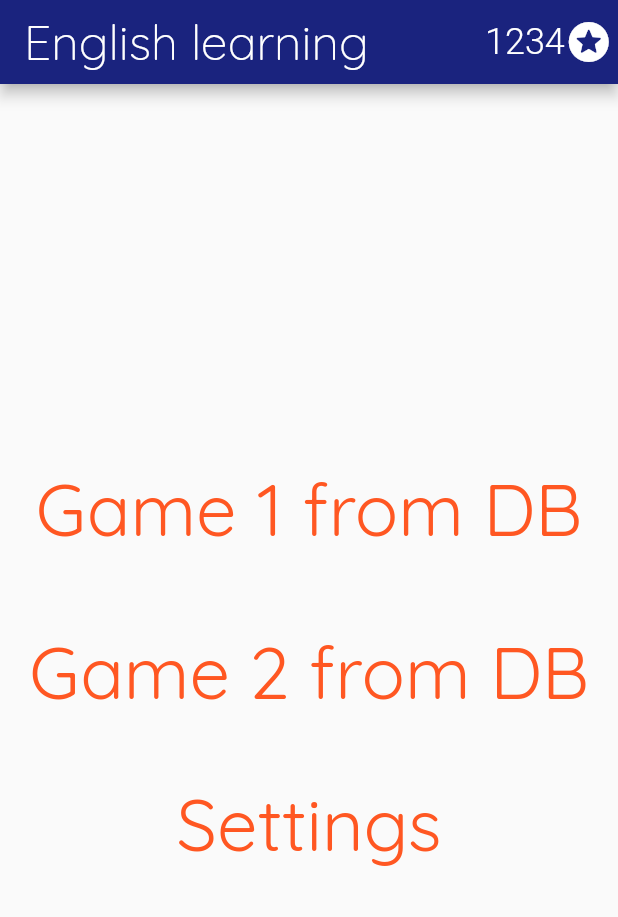
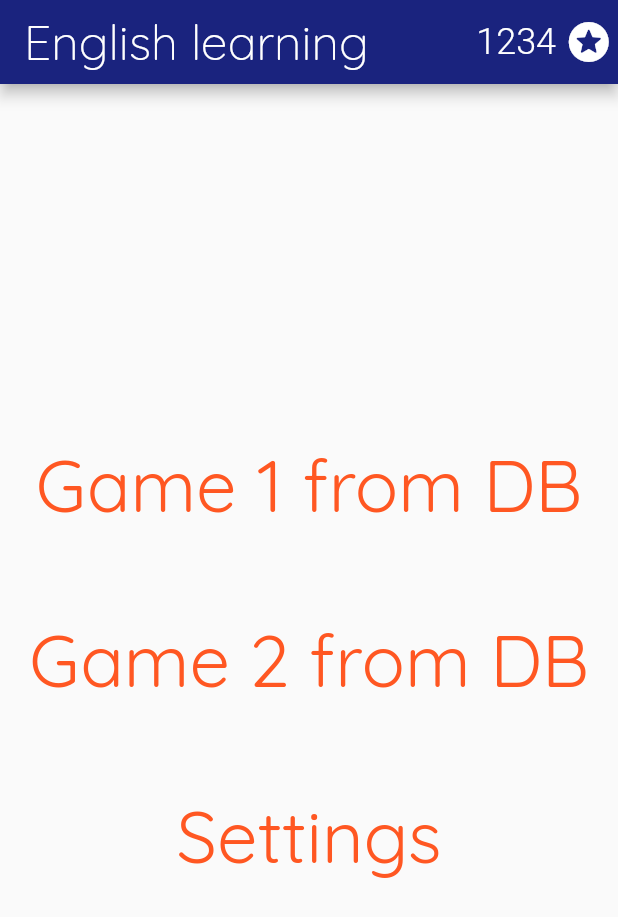
Before and after one commit to DenXman111/EnglishLearningApp, a Flutter app: the screen it shows after launch, on a phone screen of 412 x 824 dp. Shown: the top 917 px of the screen. Run offline on Flutter 3.47's test engine with Material 2 defaults, Android fonts, the phone set to English and light mode, and no system bars; our stand-ins replace google_fonts, hive, hive_flutter; accounts and stored records are empty; generated files the repository leaves out were written again.

Commit message:
Added total points

```diff
--- a/lib/db/Database.dart
+++ b/lib/db/Database.dart
@@ -105,8 +105,10 @@ class DataStorage {
     return true;
   }
 
-  int totalAmountOfPoints() {
+  int getTotalPoints() {
     return special.get("points_sum");
   }
-
+  void setTotalPoints(int points){
+    special.put("points_sum", points);
+  }
 }
--- a/lib/main.dart
+++ b/lib/main.dart
@@ -2,7 +2,7 @@ import 'package:flutter/cupertino.dart';
 import 'package:flutter/material.dart';
 
 import 'db/Database.dart';
-import 'viewmodels/MenuPage.dart';
+import 'viewmodel/MenuPage.dart';
 
 void main() async{
   await DataStorage.db.DBInit(true);
--- a/lib/views/MenuPageState.dart
+++ b/lib/view/MenuPageState.dart
@@ -4,12 +4,15 @@ import 'package:flutter/cupertino.dart';
 import 'package:flutter/material.dart';
 import 'package:google_fonts/google_fonts.dart';
 
-import '../viewmodels/MenuPage.dart';
+import '../viewmodel/MenuPage.dart';
+import '../viewmodel/TotalPoints.dart';
 
 class MenuPageState extends State<MenuPage>{
   @override
   Widget build(BuildContext context) {
     List<Game> data = DataStorage.db.getAllGames();
+    TotalPoints totalPoints = new TotalPoints();
+
     return Scaffold(
       appBar: AppBar(
         title: Text(
@@ -22,7 +25,7 @@ class MenuPageState extends State<MenuPage>{
         actions: <Widget>[
           Row(
               children: <Widget> [
-                Text(DataStorage.db.totalAmountOfPoints().toString(), style: TextStyle(color: Colors.white, fontSize: 24, fontWeight: FontWeight.w300)),
+                Text(totalPoints.formatter.format(totalPoints.get()), style: TextStyle(color: Colors.white, fontSize: 24, fontWeight: FontWeight.w300)),
                 Icon(Icons.stars_rounded, size: 32),
                 Text(' '),
               ],
@@ -64,6 +67,7 @@ class MenuPageState extends State<MenuPage>{
               ),
               style: TextButton.styleFrom(
                 primary: Colors.deepOrange,
+                padding: EdgeInsets.all(16.0),
                 //backgroundColor: Colors.grey,
                 //onSurface: Colors.white,
               ),
@@ -83,6 +87,7 @@ class MenuPageState extends State<MenuPage>{
               ),
               style: TextButton.styleFrom(
                 primary: Colors.deepOrange,
+                padding: EdgeInsets.all(16.0),
                 //backgroundColor: Colors.grey,
                 //onSurface: Colors.white,
               ),
--- a/lib/viewmodels/MenuPage.dart
+++ b/lib/viewmodel/MenuPage.dart
@@ -1,7 +1,7 @@
 import 'package:flutter/cupertino.dart';
 import 'package:flutter/material.dart';
 
-import '../views/MenuPageState.dart';
+import '../view/MenuPageState.dart';
 
 class MenuPage extends StatefulWidget {
   static String routeName = "/";
--- /dev/null
+++ b/lib/viewmodel/TotalPoints.dart
@@ -0,0 +1,13 @@
+import 'package:english_learning_app/db/Database.dart';
+import 'package:intl/intl.dart';
+
+class TotalPoints{
+    final formatter = new NumberFormat("### ");
+    int get(){
+      return DataStorage.db.getTotalPoints();
+    }
+
+    void set(int points){
+      DataStorage.db.setTotalPoints(points);
+    }
+}
--- a/pubspec.yaml
+++ b/pubspec.yaml
@@ -31,6 +31,7 @@ dependencies:
 
   cupertino_icons: ^1.0.2
   google_fonts: ^2.0.0
+  intl: ">=0.14.0"
 
 dev_dependencies:
   flutter_test:
```
Also changed, not shown: pubspec.lock.
